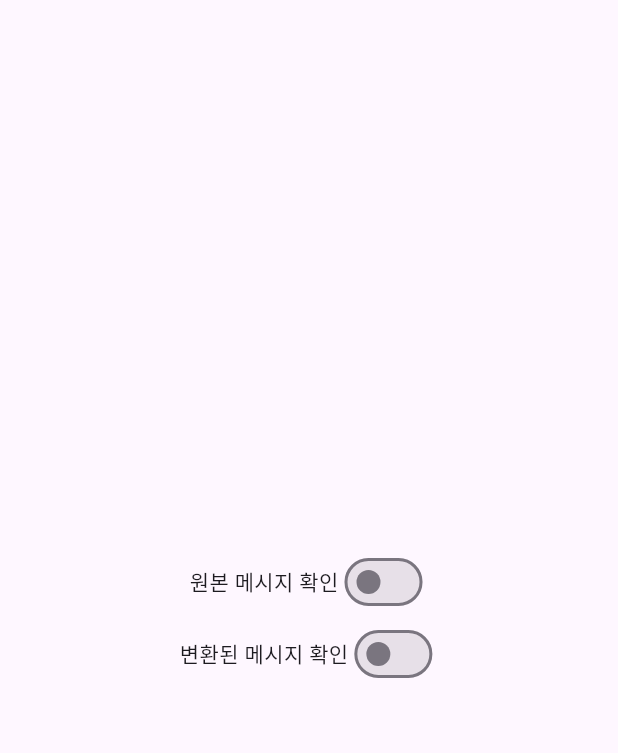
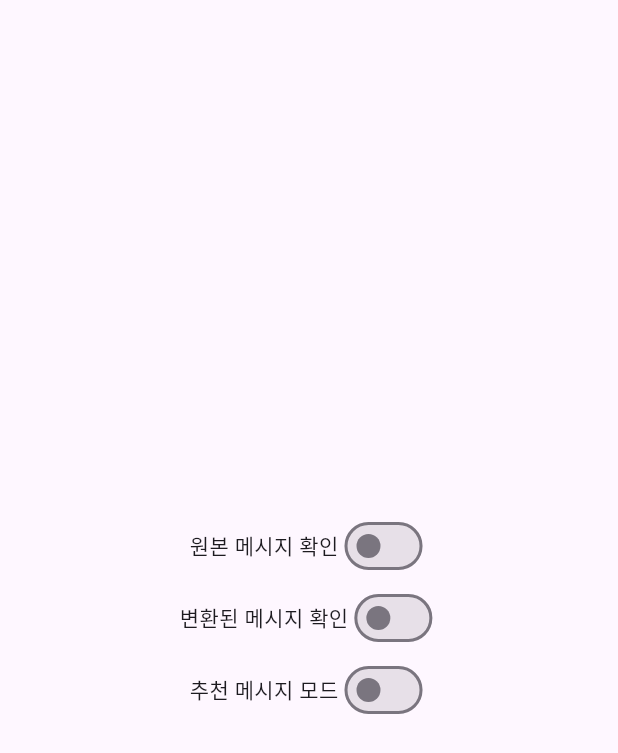
Before and after one commit to yuju-k/chat_tunify, a Flutter app: the ModeOnOffWidget widget shown alone on an empty page, opened directly with empty values, on a phone screen of 412 x 824 dp. Shown: the top 753 px of the screen. Run offline on Flutter 3.47's test engine with Material 3 defaults, Android fonts, the phone set to English and light mode, and no system bars; our stand-ins replace cloud_firestore, firebase_auth, firebase_core, firebase_database, firebase_storage, flutter_bloc and 3 more; accounts and stored records are empty.

Commit message:
추천메시지 on/off 추가

```diff
--- a/lib/chat/chat.dart
+++ b/lib/chat/chat.dart
@@ -58,6 +58,7 @@ class _ChatRoomPageState extends State<ChatRoomPage> {
   // Mode variables
   bool originalMessageCheckMode = false;
   bool isConvertMessageCheckMode = false;
+  bool recommendMessageMode = true; // 추가
 
   // Other variables
   double keyboardHeight = 0;
@@ -149,6 +150,7 @@ class _ChatRoomPageState extends State<ChatRoomPage> {
           return ModeOnOffWidget(
               originalMessageCheckMode: originalMessageCheckMode,
               isConvertMessageCheckMode: isConvertMessageCheckMode,
+              recommendMessageMode: recommendMessageMode, // 추가
               onOriginalMessageCheckModeChanged: (value) {
                 setState(() {
                   originalMessageCheckMode = value;
@@ -157,6 +159,12 @@ class _ChatRoomPageState extends State<ChatRoomPage> {
               onConvertMessageCheckModeChanged: (value) {
                 setState(() {
                   isConvertMessageCheckMode = value;
+                });
+              },
+              onRecommendMessageModeChanged: (value) {
+                // 추가
+                setState(() {
+                  recommendMessageMode = value;
                 });
               });
         });
@@ -212,7 +220,8 @@ class _ChatRoomPageState extends State<ChatRoomPage> {
             BlocListener<MessageSendBloc, MessageSendState>(
                 listener: (context, state) {
               if (state is AzureSentimentAnalysisSuccessState) {
-                if (state.analysisResult == 'negative') {
+                if (state.analysisResult == 'negative' &&
+                    recommendMessageMode) {
                   sensibility = state.analysisResult;
 
                   //추천 메시지 ChatGPT Recommend Message Event
--- a/lib/chat/mode_on_off_widget.dart
+++ b/lib/chat/mode_on_off_widget.dart
@@ -3,15 +3,19 @@ import 'package:flutter/material.dart';
 class ModeOnOffWidget extends StatefulWidget {
   final bool originalMessageCheckMode;
   final bool isConvertMessageCheckMode;
+  final bool recommendMessageMode;
   final Function(bool) onOriginalMessageCheckModeChanged;
   final Function(bool) onConvertMessageCheckModeChanged;
+  final Function(bool) onRecommendMessageModeChanged;
 
   const ModeOnOffWidget({
     super.key,
     required this.originalMessageCheckMode,
     required this.isConvertMessageCheckMode,
+    required this.recommendMessageMode,
     required this.onOriginalMessageCheckModeChanged,
     required this.onConvertMessageCheckModeChanged,
+    required this.onRecommendMessageModeChanged,
   });
 
   @override
@@ -21,12 +25,14 @@ class ModeOnOffWidget extends StatefulWidget {
 class ModeOnOffWidgetState extends State<ModeOnOffWidget> {
   late bool _originalMessageCheckMode;
   late bool _isConvertMessageCheckMode;
+  late bool _recommendMessageMode;
 
   @override
   void initState() {
     super.initState();
     _originalMessageCheckMode = widget.originalMessageCheckMode;
     _isConvertMessageCheckMode = widget.isConvertMessageCheckMode;
+    _recommendMessageMode = widget.recommendMessageMode;
   }
 
   @override
@@ -72,6 +78,23 @@ class ModeOnOffWidgetState extends State<ModeOnOffWidget> {
                 ),
               ],
             ),
+            Row(
+              mainAxisAlignment: MainAxisAlignment.center,
+              children: [
+                const Text('추천 메시지 모드'),
+                Switch(
+                  value: _recommendMessageMode,
+                  onChanged: (value) {
+                    setModalState(() {
+                      _recommendMessageMode = value;
+                    });
+                    widget.onRecommendMessageModeChanged(value);
+                  },
+                  activeTrackColor: Colors.lightGreenAccent,
+                  activeColor: Colors.green,
+                ),
+              ],
+            ),
           ],
         );
       },
```
